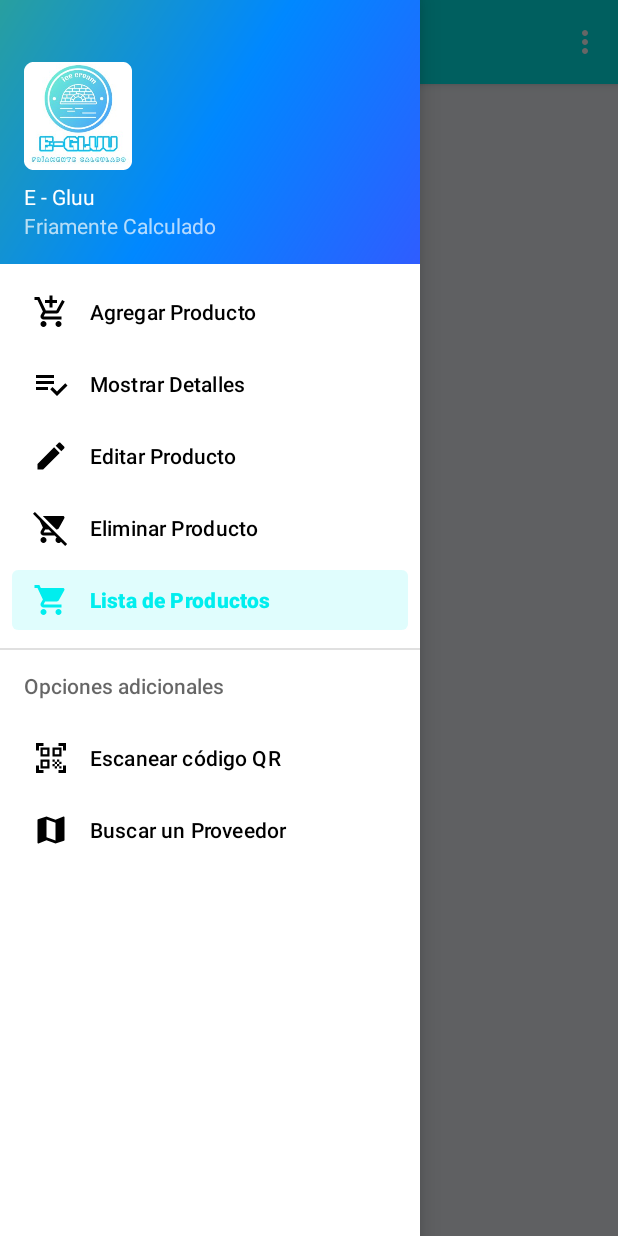
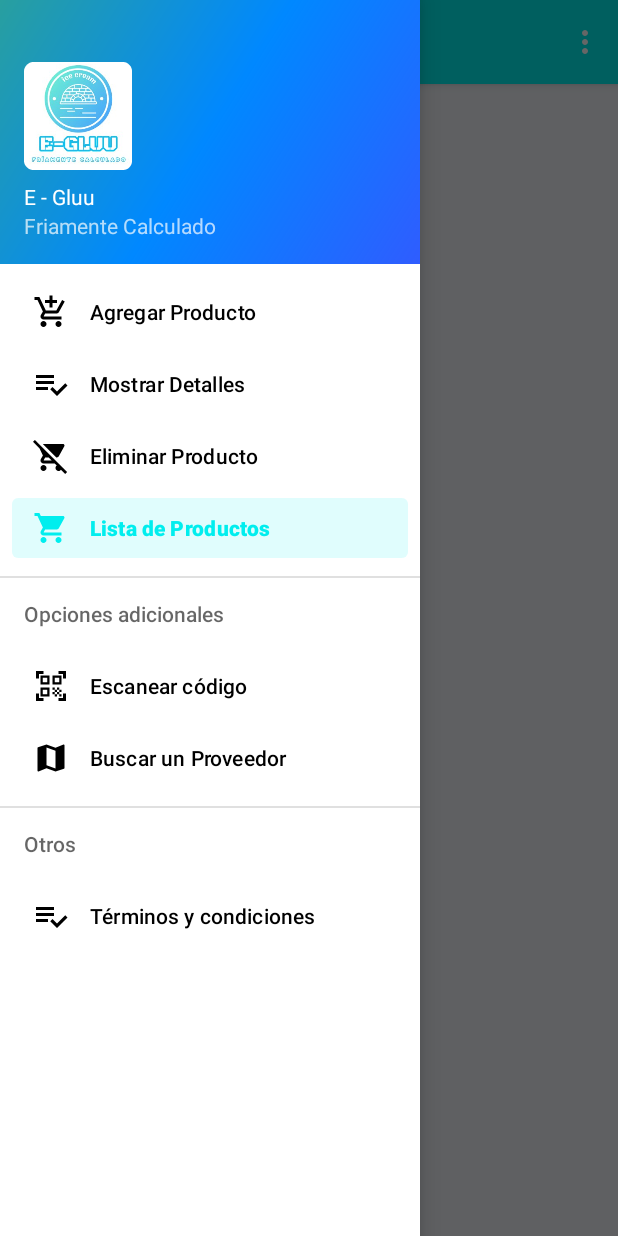
Before and after one commit to JuanDiaz-1/E-gluu, an Android app: the screen it shows after launch once a user with an empty profile is signed in (MainActivity), with the side drawer open, on a phone screen of 412 x 824 dp. Run offline under Robolectric (Android 15) with nearby library versions, the phone set to English and light mode, and no system bars; our stand-ins replace Firebase (no records; nobody signed in at launch, a user with empty details on screens opened directly), navigation-ui.

Commit message:
Cambios en terminos y condiciones
cambios a terminos y condiciones y logo

```diff
--- a/NavDrawer/app/src/main/AndroidManifest.xml
+++ b/NavDrawer/app/src/main/AndroidManifest.xml
@@ -15,7 +15,7 @@
     <application
         android:name=".MyFirebaseApp"
         android:allowBackup="true"
-        android:icon="@mipmap/ic_launcher"
+        android:icon="@mipmap/ic_logo_round"
         android:label="@string/app_name"
         android:roundIcon="@mipmap/ic_launcher_round"
         android:supportsRtl="true"
--- a/NavDrawer/app/src/main/java/mx/ita/navdrawer/MainActivity.java
+++ b/NavDrawer/app/src/main/java/mx/ita/navdrawer/MainActivity.java
@@ -39,7 +39,7 @@ public class MainActivity extends AppCompatActivity {
         // Passing each menu ID as a set of Ids because each
         // menu should be considered as top level destinations.
         mAppBarConfiguration = new AppBarConfiguration.Builder(
-                R.id.nav_home, R.id.nav_gallery, R.id.nav_slideshow,R.id.nav_map2,R.id.nav_listp)
+                R.id.nav_home, R.id.nav_gallery, R.id.nav_slideshow,R.id.nav_map2,R.id.nav_listp,R.id.nav_terminos)
                 .setDrawerLayout(drawer)
                 .build();
         NavController navController = Navigation.findNavController(this, R.id.nav_host_fragment);
--- a/NavDrawer/app/src/main/java/mx/ita/navdrawer/ui/slideshow/SlideshowFragment.java
+++ b/NavDrawer/app/src/main/java/mx/ita/navdrawer/ui/slideshow/SlideshowFragment.java
@@ -61,7 +61,7 @@ public class SlideshowFragment extends Fragment {
                                 Toast.makeText(getContext(),"Eliminado",Toast.LENGTH_LONG).show();
                             }
                             else{
-                                Toast.makeText(getContext(), "No encontrado", Toast.LENGTH_SHORT).show();
+                                //Toast.makeText(getContext(), "No encontrado", Toast.LENGTH_SHORT).show();
                             }
                         }
                     }
--- a/NavDrawer/app/src/main/res/menu/activity_main_drawer.xml
+++ b/NavDrawer/app/src/main/res/menu/activity_main_drawer.xml
@@ -13,10 +13,6 @@
             android:icon="@drawable/ic_detalles"
             android:title="Mostrar Detalles" />
         <item
-            android:id="@+id/nav_gallery"
-            android:icon="@drawable/ic_editar_producto"
-            android:title="@string/menu_gallery" />
-        <item
             android:id="@+id/nav_slideshow"
             android:icon="@drawable/ic_eliminar_producto"
             android:title="@string/menu_slideshow" />
@@ -30,11 +26,21 @@
         <item
             android:id="@+id/nav_qr"
             android:icon="@drawable/ic_escaner_qr"
-            android:title="Escanear código QR" />
+            android:title="Escanear código" />
         <item
             android:id="@+id/nav_map2"
             android:icon="@drawable/ic_mapa_proveedores"
             android:title="Buscar un Proveedor" />
+
     </menu>
 </item>
+    <item android:title="Otros">
+        <menu>
+            <item
+                android:id="@+id/nav_terminos"
+                android:icon="@drawable/ic_detalles"
+                android:title="Términos y condiciones" />
+
+        </menu>
+    </item>
 </menu>
--- a/NavDrawer/app/src/main/res/navigation/mobile_navigation.xml
+++ b/NavDrawer/app/src/main/res/navigation/mobile_navigation.xml
@@ -50,4 +50,9 @@
         android:name="mx.ita.navdrawer.nav_detalles"
         android:label="fragment_nav_detalles"
         tools:layout="@layout/fragment_nav_detalles" />
+    <fragment
+        android:id="@+id/nav_terminos"
+        android:name="mx.ita.navdrawer.nav_terminos"
+        android:label="fragment_nav_terminos"
+        tools:layout="@layout/fragment_nav_terminos" />
 </navigation>
```
Also changed, not shown: NavDrawer/app/src/main/java/mx/ita/navdrawer/nav_terminos.java (added, +66 -0 lines), NavDrawer/app/src/main/res/layout/fragment_nav_terminos.xml (added, +72 -0 lines).
